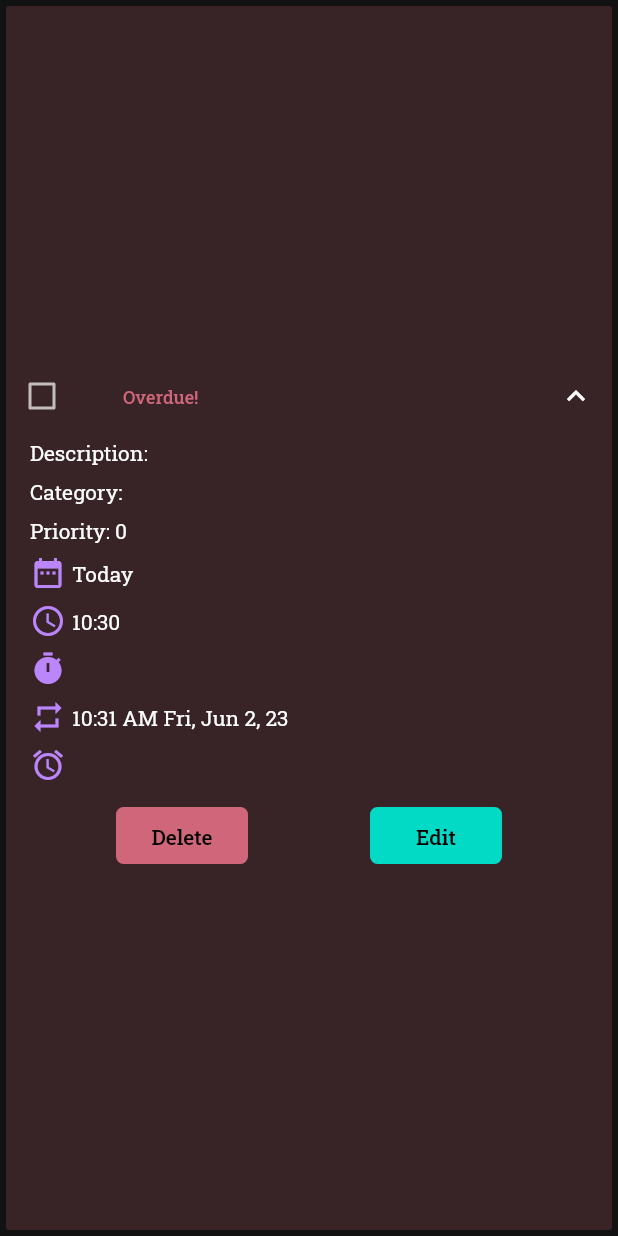
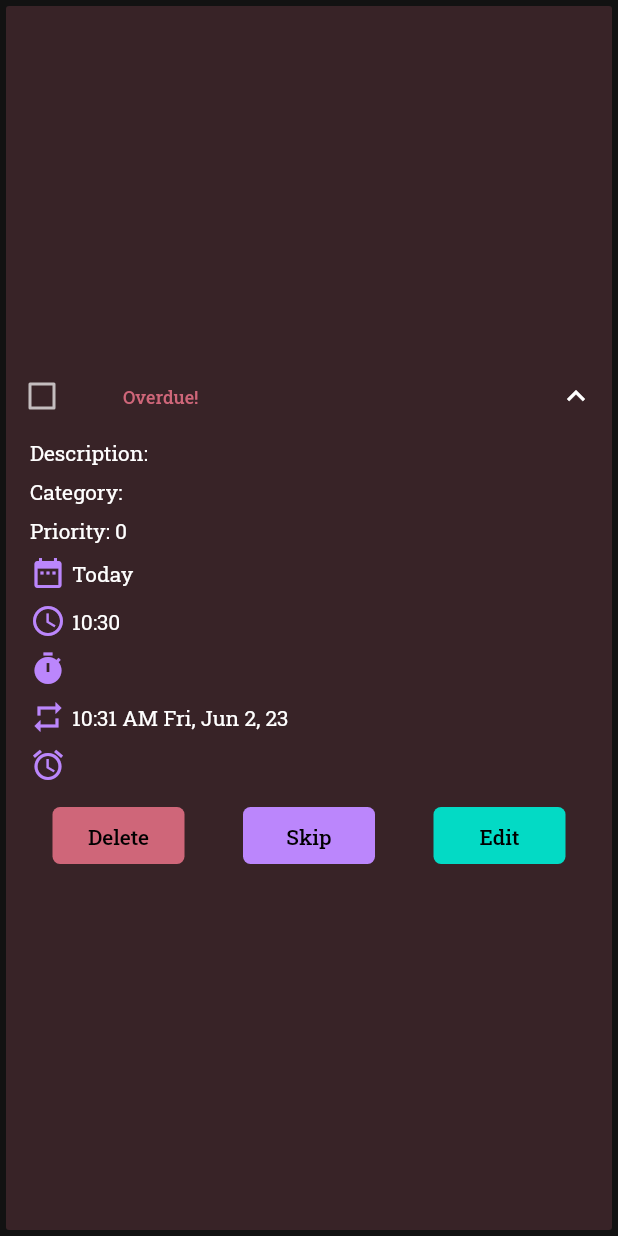
Before and after one commit to recursive-ui/open-reminders, a Flutter app: the ReminderListItem widget shown alone on an empty page, opened directly with empty values, after a tap on the "expand more" icon, on a phone screen of 412 x 824 dp. Run offline on Flutter 3.47's test engine with Material 2 defaults, Android fonts, the phone set to English and light mode, and no system bars; our stand-ins replace awesome_notifications, calendar_date_picker2, file_picker, google_fonts, permission_handler, shared_preferences and 1 more; missing offline and left inert: localstore, textfield_tags; accounts and stored records are empty; statements that could not run were skipped.

Commit message:
Fixed bugs and started calendar

```diff
--- a/lib/constants.dart
+++ b/lib/constants.dart
@@ -12,4 +12,11 @@ class ThemeColors {
   static const Color kOnSecondary = Color(0xFF000000);
   static const Color kError = Color(0xFFCF6679);
   static const Color kOnError = Color(0xFF000000);
+  static const List<Color> kCalendarAppointments = [
+    Color(0xFFBEDAE3),
+    Color(0xFFC4E9DA),
+    Color(0xFFFED5CF),
+    Color(0xFFF1B598),
+    Color(0xFFD3C7E6),
+  ];
 }
--- a/lib/main.dart
+++ b/lib/main.dart
@@ -74,7 +74,6 @@ class _MyAppState extends State<MyApp> {
             int? taskId = int.tryParse(receivedAction.payload!['id']!);
             if (taskId != null) {
               TaskModel model = Provider.of<TaskModel>(context2, listen: false);
-              print('test');
               if (receivedAction.buttonKeyPressed == 'complete') {
                 model.completeTask(taskId);
               } else if (receivedAction.buttonKeyPressed == 'snooze') {
--- /dev/null
+++ b/lib/models/calendar_data.dart
@@ -0,0 +1,43 @@
+import 'dart:ui';
+import 'package:syncfusion_flutter_calendar/calendar.dart';
+
+class MeetingDataSource extends CalendarDataSource {
+  MeetingDataSource(List<Meeting> source) {
+    appointments = source;
+  }
+
+  @override
+  DateTime getStartTime(int index) {
+    return appointments![index].from;
+  }
+
+  @override
+  DateTime getEndTime(int index) {
+    return appointments![index].to;
+  }
+
+  @override
+  String getSubject(int index) {
+    return appointments![index].eventName;
+  }
+
+  @override
+  Color getColor(int index) {
+    return appointments![index].background;
+  }
+
+  @override
+  bool isAllDay(int index) {
+    return appointments![index].isAllDay;
+  }
+}
+
+class Meeting {
+  Meeting(this.eventName, this.from, this.to, this.background, this.isAllDay);
+
+  String eventName;
+  DateTime from;
+  DateTime to;
+  Color background;
+  bool isAllDay;
+}
--- a/lib/models/data_handler.dart
+++ b/lib/models/data_handler.dart
@@ -2,6 +2,7 @@ import 'package:open_reminders/models/reminder.dart';
 
 abstract class DataHandler {
   Future<void> addTask(Task newTask);
+  Future<void> updateTask(Task taskData);
   Future<void> deleteTask(int taskId);
   Future<List<Task>> readTasks();
   Future<void> initialise();
--- a/lib/models/json_handler.dart
+++ b/lib/models/json_handler.dart
@@ -20,6 +20,11 @@ class JSONHandler extends DataHandler {
   Future<void> deleteTask(int taskId) {
     _tasks.removeWhere((e) => e.id == taskId);
     return writeData(_tasks, folderPath);
+  }
+
+  @override
+  Future<void> updateTask(Task taskData) async {
+    return;
   }
 
   @override
--- a/lib/screens/home.dart
+++ b/lib/screens/home.dart
@@ -1,5 +1,6 @@
 import 'package:flutter/material.dart';
 import 'package:open_reminders/constants.dart';
+import 'package:open_reminders/screens/calendar.dart';
 import 'package:open_reminders/screens/completed_list.dart';
 import 'package:open_reminders/screens/reminder_list.dart';
 import 'package:open_reminders/screens/settings.dart';
@@ -22,7 +23,7 @@ class _HomeScreenState extends State<HomeScreen> {
 
   static const List<Widget> _widgetOptions = <Widget>[
     ReminderList(),
-    Text('Index 1: Calendar'),
+    CalendarScreen(),
     CompletedReminderList(),
     SettingsScreen(),
   ];
--- a/lib/widgets/reminder_list_item.dart
+++ b/lib/widgets/reminder_list_item.dart
@@ -19,6 +19,7 @@ class ReminderListItem extends StatefulWidget {
 class _ReminderListItemState extends State<ReminderListItem> {
   bool isExpanded = false;
   List<Widget> expandedFields = [Container()];
+  bool isChecked = false;
 
   void deleteTask() {
     TaskModel model = Provider.of<TaskModel>(context, listen: false);
@@ -26,8 +27,20 @@ class _ReminderListItemState extends State<ReminderListItem> {
   }
 
   void completeTask(bool? value) async {
+    setState(() {
+      isChecked = true;
+    });
     TaskModel model = Provider.of<TaskModel>(context, listen: false);
     await model.completeTask(widget.task.id);
+    Future.delayed(const Duration(milliseconds: 250))
+        .then((value) => setState(() {
+              isChecked = false;
+            }));
+  }
+
+  void skipTask() async {
+    TaskModel model = Provider.of<TaskModel>(context, listen: false);
+    await model.skipTask(widget.task.id);
   }
 
   void editReminder(BuildContext context) {
@@ -209,6 +222,29 @@ class _ReminderListItemState extends State<ReminderListItem> {
                 height: 38,
                 child: Container(
                   decoration: BoxDecoration(
+                    color: ThemeColors.kPrimary,
+                    borderRadius: BorderRadius.circular(5.0),
+                  ),
+                  padding: const EdgeInsets.symmetric(horizontal: 12.0),
+                  child: TextButton(
+                    onPressed: skipTask,
+                    child: const Text(
+                      'Skip',
+                      style: TextStyle(
+                        fontSize: 14,
+                        color: ThemeColors.kOnPrimary,
+                      ),
+                    ),
+                  ),
+                ),
+              ),
+            ),
+            Padding(
+              padding: const EdgeInsets.all(8.0),
+              child: SizedBox(
+                height: 38,
+                child: Container(
+                  decoration: BoxDecoration(
                     color: ThemeColors.kSecondary,
                     borderRadius: BorderRadius.circular(5.0),
                   ),
@@ -255,8 +291,10 @@ class _ReminderListItemState extends State<ReminderListItem> {
                       crossAxisAlignment: CrossAxisAlignment.center,
                       children: [
                         Checkbox(
-                          value: false,
+                          value: isChecked,
                           onChanged: completeTask,
+                          activeColor: ThemeColors.kSecondary,
+                          checkColor: ThemeColors.kOnSecondary,
                         ),
                         const SizedBox(width: 8.0),
                         Column(
```
Also changed, not shown: lib/models/local_storage_handler.dart (+8 -0 lines), lib/models/reminder.dart (+22 -0 lines), lib/models/task.dart (+63 -2 lines), lib/screens/calendar.dart (added, +38 -0 lines), lib/screens/reminder_list.dart (+10 -0 lines).
